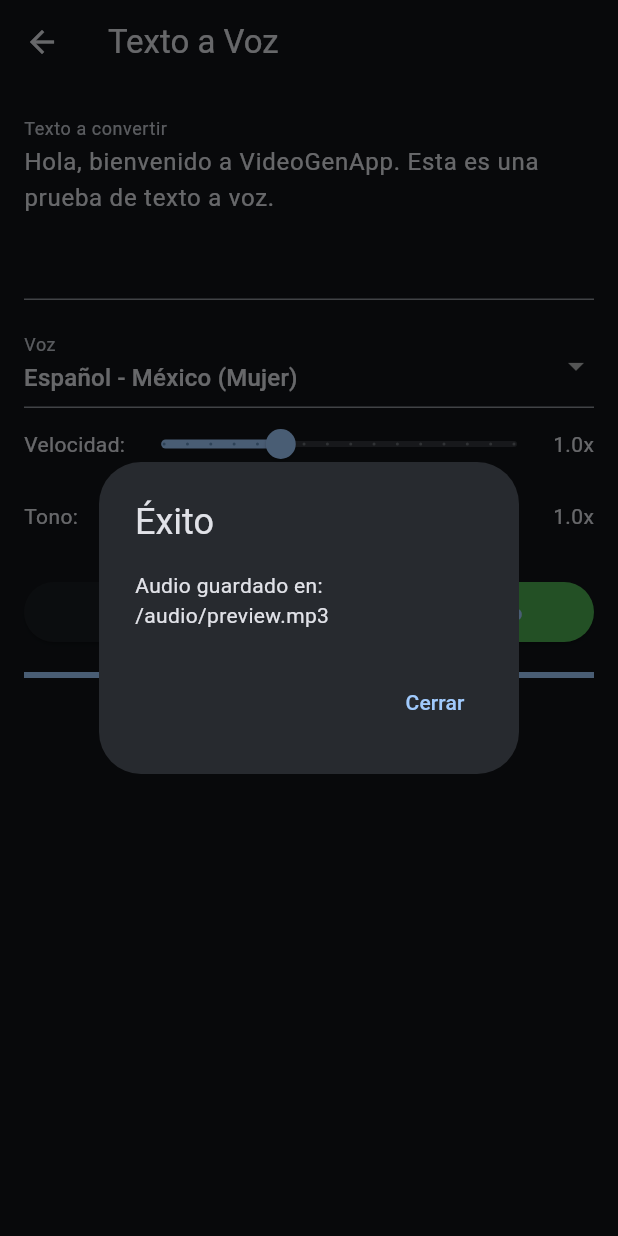
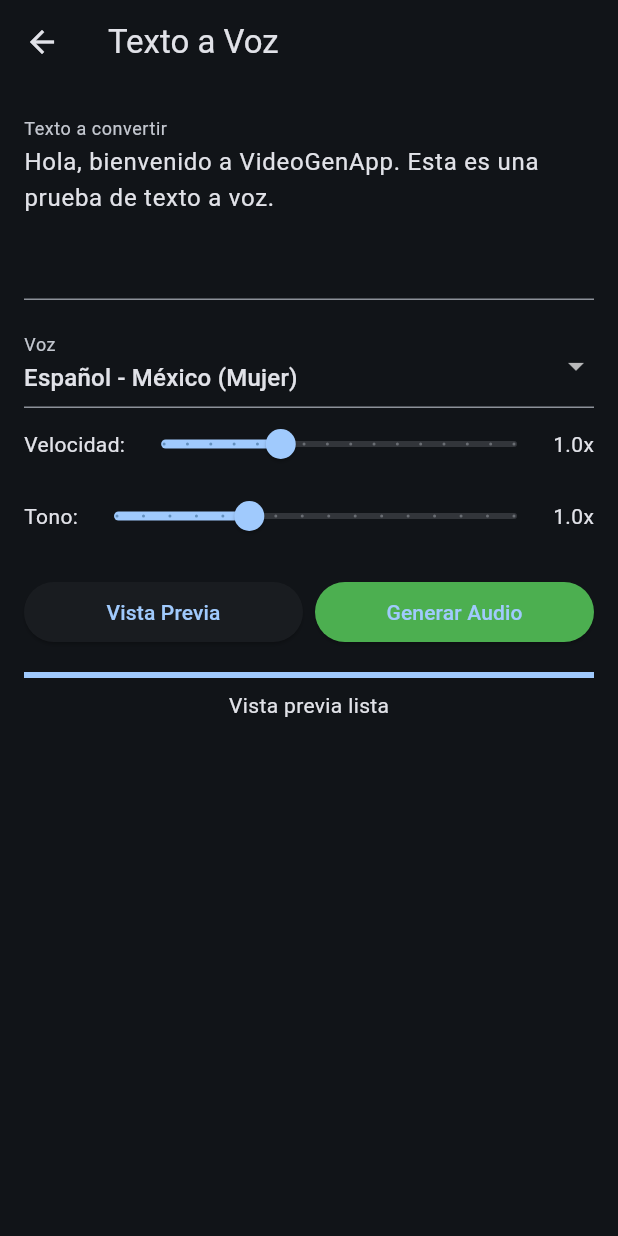
Before and after one commit to carlosjuliogallego79-spec/VideoGenApp, a Flutter app: the TTSPage screen opened by its route, after a tap on "Vista Previa", on a phone screen of 412 x 824 dp. Run offline on Flutter 3.47's test engine with Material 3 defaults, Android fonts, the phone set to English and light mode, and no system bars; our stand-ins replace file_picker, flutter_tts.

Commit message:
Fix storage visibility: use external storage dir, make TTS save audio to disk, show path in Settings

```diff
--- a/lib/screens/settings_page.dart
+++ b/lib/screens/settings_page.dart
@@ -35,6 +35,10 @@
           const Divider(),
           Text('Almacenamiento', style: Theme.of(context).textTheme.titleMedium),
           ListTile(
+            title: const Text('Carpeta de archivos'),
+            subtitle: Text(_fileManager?.baseDir ?? 'Cargando...'),
+          ),
+          ListTile(
             title: Text('Espacio usado: ${_fileManager?.getStorageInfo() ?? "Calculando..."}'),
           ),
           const Divider(),
--- a/lib/screens/tts_page.dart
+++ b/lib/screens/tts_page.dart
@@ -35,16 +35,21 @@
 
     final output = await _ttsService.textToSpeech(
       text: _textController.text.trim(),
-      outputName: preview ? 'preview.mp3' : 'tts_output.mp3',
+      outputName: 'tts_output.wav',
       voice: _selectedVoice.lang,
       speed: _speed,
       pitch: _pitch,
+      preview: preview,
     );
 
     setState(() => _progress = 1.0);
     if (output != null) {
-      setState(() => _status = preview ? 'Vista previa lista' : 'Audio generado');
-      if (mounted) _showSuccess('Audio guardado en:\n$output');
+      if (preview) {
+        setState(() => _status = 'Vista previa lista');
+      } else {
+        setState(() => _status = 'Audio generado');
+        if (mounted) _showSuccess('Audio guardado en:\n$output');
+      }
     } else {
       setState(() { _status = 'Error generando audio'; _progress = 0; });
     }
--- a/lib/services/tts_service.dart
+++ b/lib/services/tts_service.dart
@@ -1,3 +1,4 @@
+import 'dart:io';
 import 'package:flutter_tts/flutter_tts.dart';
 
 class TTSService {
@@ -8,17 +9,33 @@
 
   Future<String?> textToSpeech({
     required String text,
-    String outputName = 'tts_output.mp3',
+    String outputName = 'tts_output.wav',
     String voice = 'es-MX',
     double speed = 1.0,
     double pitch = 1.0,
+    bool preview = false,
   }) async {
     try {
       await _tts.setLanguage(voice);
       await _tts.setSpeechRate(speed * 0.5);
       await _tts.setPitch(pitch);
+
+      if (preview) {
+        await _tts.speak(text);
+        return 'preview_played';
+      }
+
+      final outDir = Directory('$baseDir/audio');
+      if (!await outDir.exists()) {
+        await outDir.create(recursive: true);
+      }
+      final outPath = '${outDir.path}/$outputName';
+
+      // flutter_tts synthesizes to file after setting save path
+      await _tts.setSaveToFile(outPath);
       await _tts.speak(text);
-      return '$baseDir/audio/$outputName';
+
+      return outPath;
     } catch (e) {
       return null;
     }
```
Also changed, not shown: lib/services/file_manager.dart (+17 -6 lines).
